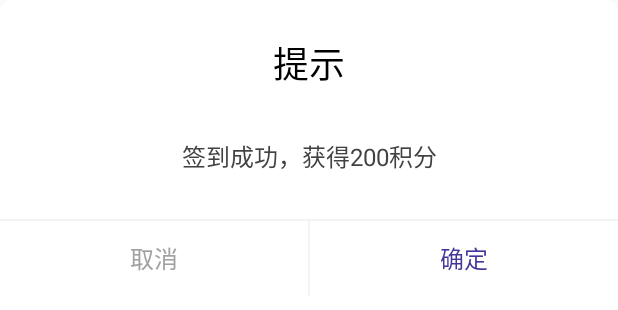
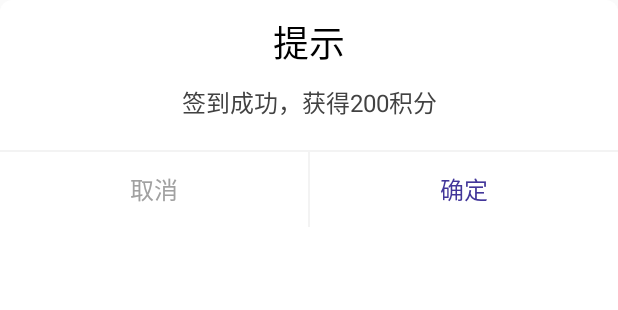
Before and after one commit to jiangqiqi/Memory_Forever, an Android app: the layout promotion_dialog.xml on its own in the app's theme, with its tools: preview values and no code run, on a phone screen of 412 x 824 dp. Shown: the top 310 px of the screen. Run offline under Robolectric (Android 15) with nearby library versions, the phone set to English and light mode, and no system bars.

```diff
--- a/app/src/main/res/layout/promotion_dialog.xml
+++ b/app/src/main/res/layout/promotion_dialog.xml
@@ -9,9 +9,8 @@
         android:id="@+id/title"
         android:layout_width="match_parent"
         android:layout_height="wrap_content"
-        android:gravity="center_horizontal"
-        android:padding="12dp"
-        android:layout_marginTop="12dp"
+        android:gravity="center"
+        android:layout_marginTop="10dp"
         android:text="提示"
         android:textSize="24sp"
         android:textColor="@color/black"/>
@@ -23,10 +22,10 @@
         android:gravity="center"
         android:layout_gravity="center_horizontal"
         android:lineSpacingExtra="3dp"
-        android:layout_marginLeft="40dp"
-        android:layout_marginTop="20dp"
-        android:layout_marginRight="40dp"
-        android:layout_marginBottom="30dp"
+        android:layout_marginLeft="30dp"
+        android:layout_marginTop="10dp"
+        android:layout_marginRight="30dp"
+        android:layout_marginBottom="20dp"
         android:text="签到成功，获得200积分"
         android:textSize="16sp"
         android:textColor="@color/font_common_1"/>
--- a/app/src/main/res/values/strings.xml
+++ b/app/src/main/res/values/strings.xml
@@ -15,6 +15,7 @@
     <string name="promotion">提示</string>
     <string name="confirm_delete_video">确定要删除这段视频吗？</string>
     <string name="confirm_delete_image">确定要删除这张照片吗？</string>
+    <string name="confirm_buy">赠言功能是付费服务，确定购买吗？</string>
     <string name="capture">拍摄</string>
     <string name="select_from_photo">从相册选择</string>
 </resources>
```
Also changed, not shown: app/src/main/java/com/danqin/memory_forever/ui/MainActivity.java (+9 -14 lines), app/src/main/java/com/danqin/memory_forever/view/dialog/AddModuleDialog.java (+6 -4 lines).
